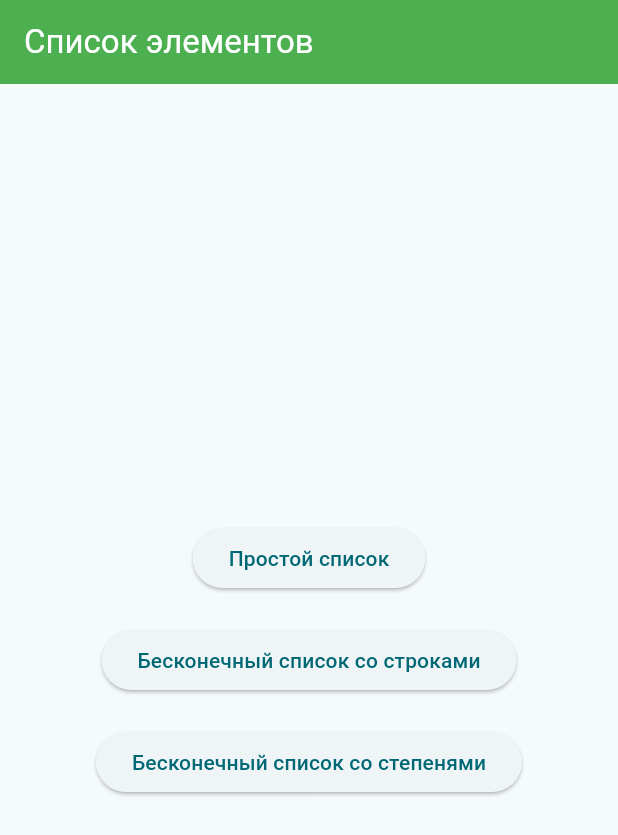
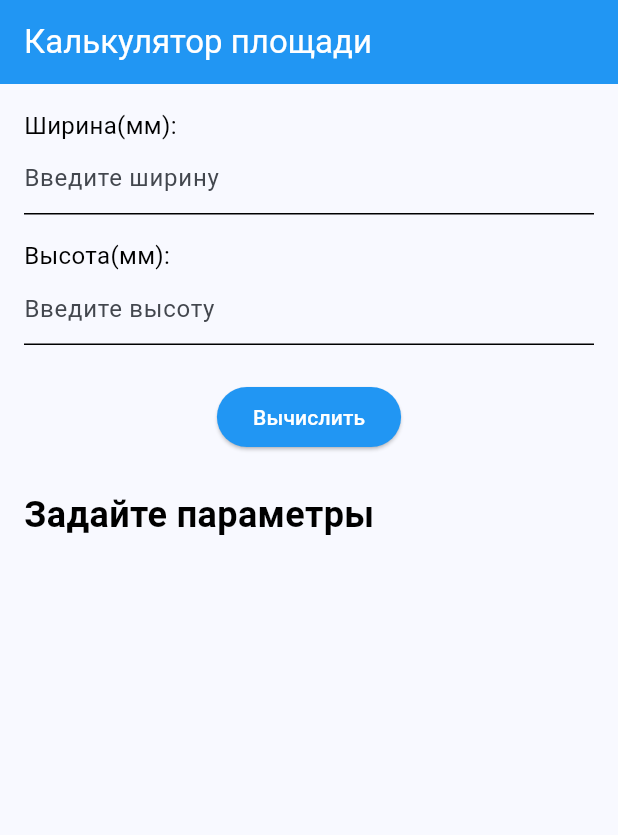
Before and after one commit to Prolesk/PI2303_Proleskovskiy, a Flutter app: the screen it shows after launch, on a phone screen of 412 x 824 dp. Shown: the top 835 px of the screen. Run offline on Flutter 3.47's test engine with Material 3 defaults, Android fonts, the phone set to English and light mode, and no system bars.

Commit message:
Добавлен расчет площади

```diff
--- a/myapp/lib/main.dart
+++ b/myapp/lib/main.dart
@@ -1,7 +1,4 @@
 import 'package:flutter/material.dart';
-import 'simple_list.dart';
-import 'infinity_list.dart';
-import 'infinity_math_list.dart';
 
 void main() {
   runApp(const MyApp());
@@ -13,65 +10,136 @@ class MyApp extends StatelessWidget {
   @override
   Widget build(BuildContext context) {
     return MaterialApp(
-      title: 'Лабораторная работа 5',
+      title: 'Калькулятор площади',
       theme: ThemeData(
-        colorScheme: ColorScheme.fromSeed(seedColor: Colors.white),
+        colorScheme: ColorScheme.fromSeed(seedColor: Colors.blue),
       ),
-      home: const MainMenu(),
+      home: const CalculatorPage(),
     );
   }
 }
 
-class MainMenu extends StatelessWidget {
-  const MainMenu({super.key});
+class CalculatorPage extends StatefulWidget {
+  const CalculatorPage({super.key});
+
+  @override
+  State<CalculatorPage> createState() => _CalculatorPageState();
+}
+
+class _CalculatorPageState extends State<CalculatorPage> {
+  final _formKey = GlobalKey<FormState>();
+  final TextEditingController _widthController = TextEditingController();
+  final TextEditingController _heightController = TextEditingController();
+
+  String _resultText = 'Задайте параметры';
+
+  void _validateAndCalculate() {
+    if (_formKey.currentState!.validate()) {
+      double width = double.parse(_widthController.text);
+      double height = double.parse(_heightController.text);
+      double area = width * height;
+
+      setState(() {
+        _resultText = 'S = $width × $height = ${area.toStringAsFixed(2)} мм²';
+      });
+    } else {
+      setState(() {
+        _resultText = 'Задайте параметры';
+      });
+    }
+  }
+
+  String? _validateInput(String? value) {
+    if (value == null || value.isEmpty) {
+      return 'Заполните поле';
+    }
+    if (value.contains('e') || value.contains('E')) {
+      return 'Числа с E не допускаются';
+    }
+    final number = double.tryParse(value);
+    if (number == null) {
+      return 'Введите корректное число';
+    }
+    if (number < 0) {
+      return 'Число не может быть отрицательным';
+    }
+    return null;
+  }
 
   @override
   Widget build(BuildContext context) {
     return Scaffold(
       appBar: AppBar(
-        backgroundColor: Colors.green,
+        backgroundColor: Colors.blue,
         title: const Text(
-          'Список элементов',
+          'Калькулятор площади',
           style: TextStyle(color: Colors.white),
         ),
         centerTitle: false,
       ),
-      body: Center(
+      body: Padding(
+        padding: const EdgeInsets.all(16.0),
+        child: Form(
+          key: _formKey,
           child: Column(
-          mainAxisAlignment: MainAxisAlignment.center,
+            crossAxisAlignment: CrossAxisAlignment.start,
             children: [
-            ElevatedButton(
-              onPressed: () {
-                Navigator.push(
-                  context,
-                  MaterialPageRoute(builder: (context) => const SimpleList()),
-                );
-              },
-              child: const Text('Простой список'),
+              const Text(
+                'Ширина(мм):',
+                style: TextStyle(fontSize: 16, color: Colors.black),
               ),
-            const SizedBox(height: 20),
-            ElevatedButton(
-              onPressed: () {
-                Navigator.push(
-                  context,
-                  MaterialPageRoute(builder: (context) => const InfinityList()),
-                );
-              },
-              child: const Text('Бесконечный список со строками'),
+              TextFormField(
+                controller: _widthController,
+                keyboardType: TextInputType.number,
+                decoration: const InputDecoration(
+                  hintText: 'Введите ширину',
+                  border: UnderlineInputBorder(),
+                  focusedBorder: UnderlineInputBorder(),
+                  enabledBorder: UnderlineInputBorder(),
                 ),
-            const SizedBox(height: 20),
-            ElevatedButton(
-              onPressed: () {
-                Navigator.push(
-                  context,
-                  MaterialPageRoute(
-                    builder: (context) => const InfinityMathList(),
+                validator: _validateInput,
               ),
-                );
-              },
-              child: const Text('Бесконечный список со степенями'),
+              const SizedBox(height: 16),
+
+              const Text(
+                'Высота(мм):',
+                style: TextStyle(fontSize: 16, color: Colors.black),
+              ),
+              TextFormField(
+                controller: _heightController,
+                keyboardType: TextInputType.number,
+                decoration: const InputDecoration(
+                  hintText: 'Введите высоту',
+                  border: UnderlineInputBorder(),
+                  focusedBorder: UnderlineInputBorder(),
+                  enabledBorder: UnderlineInputBorder(),
+                ),
+                validator: _validateInput,
+              ),
+              const SizedBox(height: 24),
+
+              Center(
+                child: ElevatedButton(
+                  onPressed: _validateAndCalculate,
+                  style: ElevatedButton.styleFrom(
+                    backgroundColor: Colors.blue,
+                    foregroundColor: Colors.white,
+                  ),
+                  child: const Text('Вычислить'),
+                ),
+              ),
+              const SizedBox(height: 24),
+
+              Text(
+                _resultText,
+                style: const TextStyle(
+                  fontSize: 24,
+                  fontWeight: FontWeight.bold,
+                  color: Colors.black,
+                ),
               ),
             ],
+          ),
         ),
       ),
     );
```
Also changed, not shown: myapp/lib/infinity_list.dart (deleted, +0 -60 lines), myapp/lib/infinity_math_list.dart (deleted, +0 -66 lines), myapp/lib/simple_list.dart (deleted, +0 -40 lines). Lines whose indentation alone changed are shown as unchanged.
